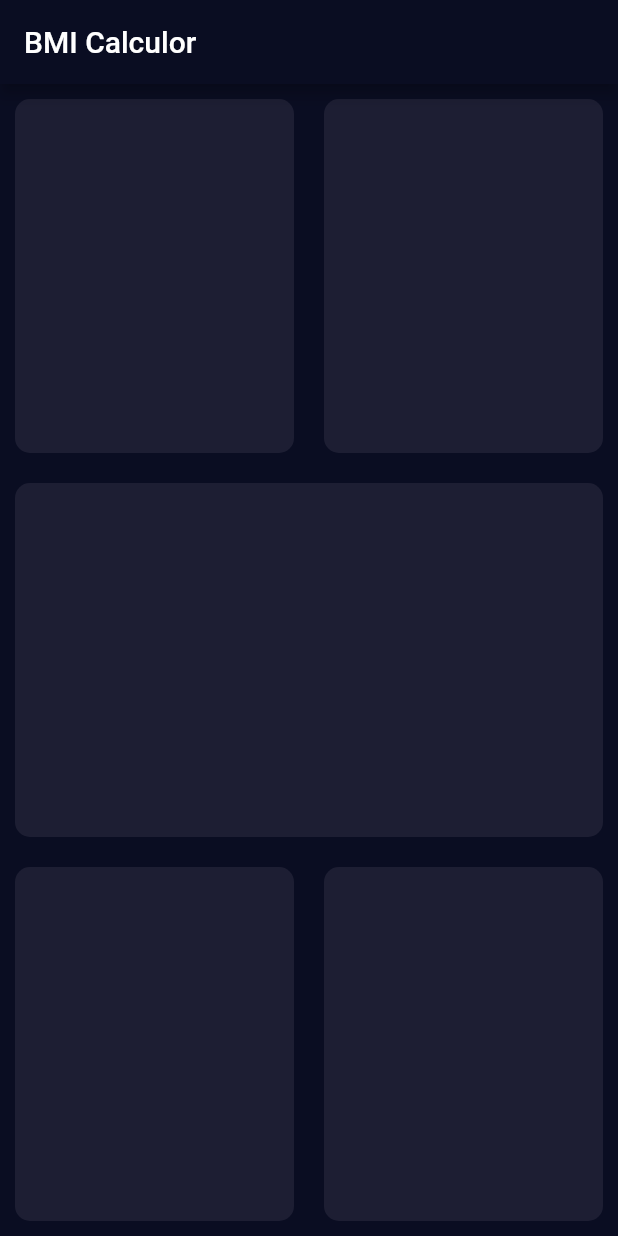
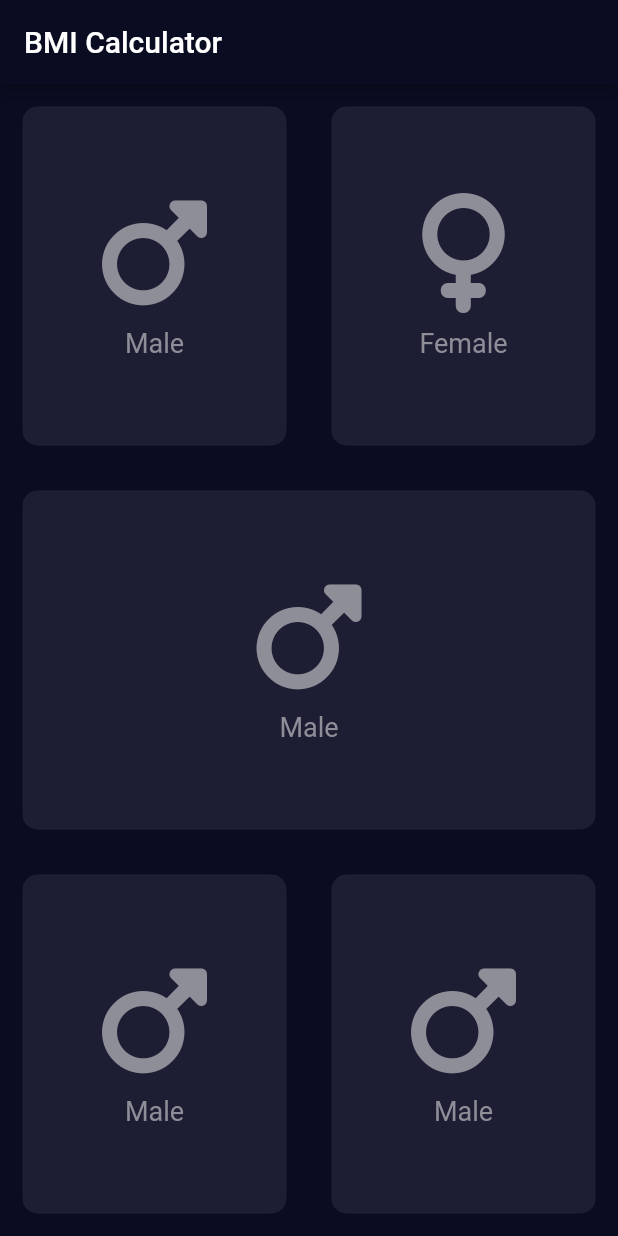
Before and after one commit to mujtabax18/bmi_calculator_flutter, a Flutter app: the screen it shows after launch, on a phone screen of 412 x 824 dp. Run offline on Flutter 3.47's test engine with Material 2 defaults, Android fonts, the phone set to English and light mode, and no system bars; our stand-ins replace font_awesome_flutter.

Commit message:
Added male and female icon to the app

```diff
--- a/lib/customwidgets.dart
+++ b/lib/customwidgets.dart
@@ -1,22 +1,50 @@
 import 'package:flutter/material.dart';
-
+import 'package:bmo_calculator_flutter/init.dart';
 
 
 // Home Screen Cards shapes / Boxes Containg all the functionalities
-class cardsHomescreen extends StatefulWidget {
-  @override
-  State<cardsHomescreen> createState() => _cardsHomescreenState();
-}
-
-class _cardsHomescreenState extends State<cardsHomescreen> {
+class cardsHomescreen extends StatelessWidget {
+  cardsHomescreen(this.color,this.cardChild);
+ final Color color;
+ final Widget cardChild;
   @override
   Widget build(BuildContext context) {
     return Container(
-      margin: EdgeInsets.all(10.0),
+      child: cardChild,
+      margin: EdgeInsets.all(khomeCardmargin),
       decoration: BoxDecoration(
-          color: Color(0xff1d1e33),
-          borderRadius: BorderRadius.circular(10.0)
-      ),
+          color: color,
+          borderRadius: BorderRadius.circular(khomeCardRadius)
+      ),);
+  }
+}
+
+class CardChild extends StatelessWidget {
+  CardChild(
+      this.icon,
+      this.iconText,
+      );
+final IconData icon;
+final String iconText;
+
+  @override
+  Widget build(BuildContext context) {
+    return Column(
+      mainAxisAlignment: MainAxisAlignment.center,
+      children: [
+        Icon(
+          icon,
+          size: khomeCardiconsize,
+          color: khomeCardiconcolor,
+        ),
+        SizedBox(
+      height: khomeCardiconandtextspace,
+    ),
+        Text(
+          iconText,
+          style: khomeCardtextStyle,
+        ),
+      ],
     );
   }
 }
--- a/lib/init.dart
+++ b/lib/init.dart
@@ -1 +1,21 @@
 import 'package:flutter/material.dart';
+
+
+// Home Screen Constants
+const Color khomeBgColor=Color(0xff0A0D22);
+const String khomeAppBarTitle='BMI Calculator';
+
+
+
+// Home Screen Cards Constants
+const Color khomeCardBgColor=Color(0xff1d1e33);
+const double khomeCardmargin=15.0;
+const double khomeCardRadius=10.0;
+const double khomeCardiconsize=80.0;
+const Color khomeCardiconcolor=Color(0xff8d8e98);
+const double khomeCardiconandtextspace=10.0;
+
+const TextStyle khomeCardtextStyle=TextStyle(
+  fontSize: 18.0,
+  color: khomeCardiconcolor,
+);
--- a/lib/main.dart
+++ b/lib/main.dart
@@ -1,6 +1,8 @@
 import 'package:flutter/material.dart';
 import 'package:bmo_calculator_flutter/customwidgets.dart';
 import 'package:bmo_calculator_flutter/init.dart';
+import 'package:font_awesome_flutter/font_awesome_flutter.dart';
+
 void main() {
   runApp(const MyApp());
 }
@@ -17,10 +19,10 @@ class _MyAppState extends State<MyApp> {
   Widget build(BuildContext context) {
     return MaterialApp(
       home: Scaffold(
-        backgroundColor: Color(0xff0A0D22),
+        backgroundColor: khomeBgColor,
         appBar: AppBar(
-          backgroundColor: Color(0xff0A0D22),
-          title: Text('BMI Calculor'),
+          backgroundColor: khomeBgColor,
+          title: Text(khomeAppBarTitle),
         ),
         body: Column(
           crossAxisAlignment: CrossAxisAlignment.stretch,
@@ -30,25 +32,40 @@ class _MyAppState extends State<MyApp> {
              child: Row(
                children: [
                 Expanded(
-                  child:cardsHomescreen(),
+                  child: cardsHomescreen(
+                    khomeCardBgColor,
+                    CardChild(  FontAwesomeIcons.mars, 'Male'),
+                  ),
                 ),
                  Expanded(
-                   child: cardsHomescreen(),
+                   child:  cardsHomescreen(
+                     khomeCardBgColor,
+                     CardChild(  FontAwesomeIcons.venus, 'Female'),
+                   ),
                  ),
                ],
              ),
            ),
             Expanded(
-              child: cardsHomescreen(),
+              child: cardsHomescreen(
+                khomeCardBgColor,
+                CardChild(  FontAwesomeIcons.mars, 'Male'),
+              ),
             ),
             Expanded(
               child: Row(
                 children: [
                   Expanded(
-                    child:cardsHomescreen(),
+                    child: cardsHomescreen(
+                      khomeCardBgColor,
+                      CardChild(  FontAwesomeIcons.mars, 'Male'),
+                    ),
                   ),
                   Expanded(
-                    child: cardsHomescreen(),
+                    child: cardsHomescreen(
+                      khomeCardBgColor,
+                      CardChild(  FontAwesomeIcons.mars, 'Male'),
+                    ),
                   ),
                 ],
               ),
--- a/pubspec.yaml
+++ b/pubspec.yaml
@@ -34,6 +34,7 @@ dependencies:
   # The following adds the Cupertino Icons font to your application.
   # Use with the CupertinoIcons class for iOS style icons.
   cupertino_icons: ^1.0.2
+  font_awesome_flutter: ^10.2.1
 
 dev_dependencies:
   flutter_test:
```
Also changed, not shown: pubspec.lock.
